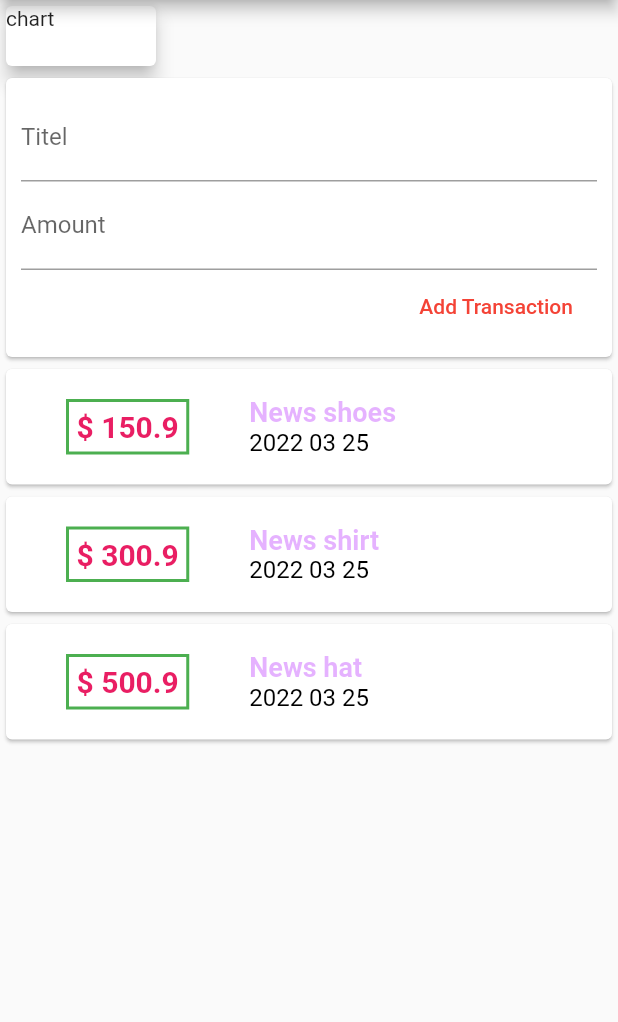
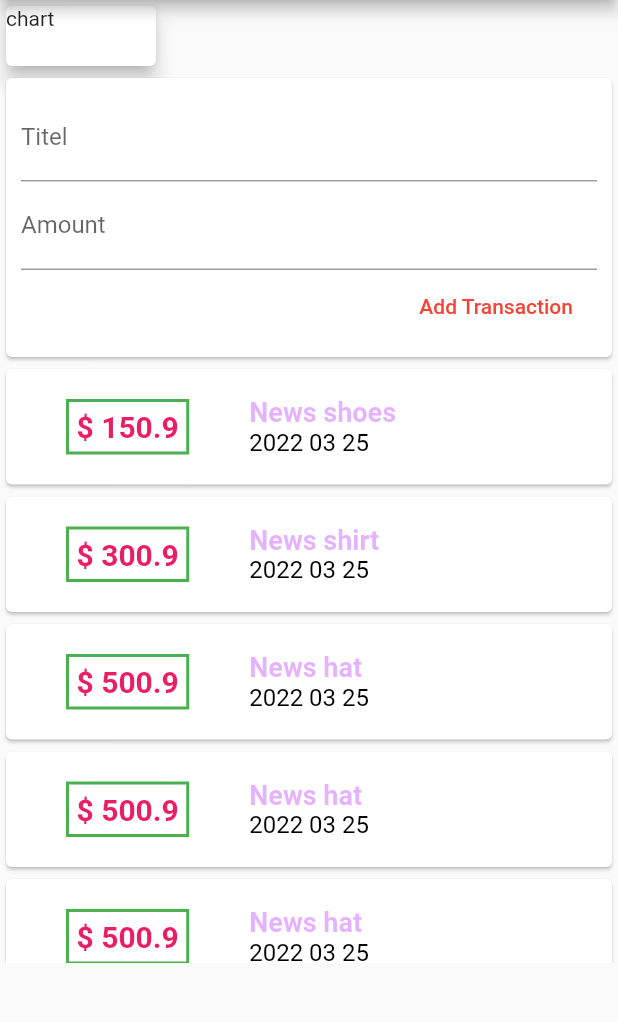
Before and after one commit to nga-kezzy/Flutter, a Flutter app: the screen it shows after launch, on a phone screen of 412 x 824 dp, the part 84-1106 px from its top. Run offline on Flutter 3.47's test engine with Material 2 defaults, Android fonts, the phone set to English and light mode, and no system bars; our stand-ins replace sqflite; accounts and stored records are empty.

Commit message:
listview flutter

```diff
--- a/work_project/lib/widgets/transaction_list.dart
+++ b/work_project/lib/widgets/transaction_list.dart
@@ -9,8 +9,10 @@ class TransactionList extends StatelessWidget {
 
   @override
   Widget build(BuildContext context) {
-    return Column(
-      children: transactions.map((tx) {
+    return Container(
+      height: 400,
+      child: ListView.builder(
+        itemBuilder: (ctx, index) {
           return Card(
             child: Row(
               children: [
@@ -22,7 +24,7 @@ class TransactionList extends StatelessWidget {
                   ),
                   padding: EdgeInsets.all(5),
                   child: Text(
-                  '\$ ${tx.amount}',
+                    '\$ ${transactions[index].amount}',
                     style: const TextStyle(
                         fontWeight: FontWeight.bold,
                         fontSize: 20,
@@ -33,7 +35,7 @@ class TransactionList extends StatelessWidget {
                   crossAxisAlignment: CrossAxisAlignment.start,
                   children: [
                     Text(
-                    tx.title.toString(),
+                      transactions[index].title.toString(),
                       style: const TextStyle(
                         fontWeight: FontWeight.bold,
                         fontSize: 18,
@@ -41,7 +43,7 @@ class TransactionList extends StatelessWidget {
                       ),
                     ),
                     Text(
-                    DateFormat('yyyy MM dd').format(tx.date),
+                      DateFormat('yyyy MM dd').format(transactions[index].date),
                       style: const TextStyle(
                         fontSize: 16,
                         color: Colors.black,
@@ -52,7 +54,9 @@ class TransactionList extends StatelessWidget {
               ],
             ),
           );
-      }).toList(),
+        },
+        itemCount: transactions.length,
+      ),
     );
   }
 }
--- a/work_project/lib/widgets/user_transaction.dart
+++ b/work_project/lib/widgets/user_transaction.dart
@@ -23,6 +23,54 @@ class _UserTransactionsState extends State<UserTransactions> {
       id: 'x2',
       title: 'News shirt',
       amount: 300.9,
+      date: DateTime.now(),
+    ),
+    Transaction(
+      id: 'x3',
+      title: 'News hat',
+      amount: 500.9,
+      date: DateTime.now(),
+    ),
+    Transaction(
+      id: 'x3',
+      title: 'News hat',
+      amount: 500.9,
+      date: DateTime.now(),
+    ),
+    Transaction(
+      id: 'x3',
+      title: 'News hat',
+      amount: 500.9,
+      date: DateTime.now(),
+    ),
+    Transaction(
+      id: 'x3',
+      title: 'News hat',
+      amount: 500.9,
+      date: DateTime.now(),
+    ),
+    Transaction(
+      id: 'x3',
+      title: 'News hat',
+      amount: 500.9,
+      date: DateTime.now(),
+    ),
+    Transaction(
+      id: 'x3',
+      title: 'News hat',
+      amount: 500.9,
+      date: DateTime.now(),
+    ),
+    Transaction(
+      id: 'x3',
+      title: 'News hat',
+      amount: 500.9,
+      date: DateTime.now(),
+    ),
+    Transaction(
+      id: 'x3',
+      title: 'News hat',
+      amount: 500.9,
       date: DateTime.now(),
     ),
     Transaction(
```
Lines whose indentation alone changed are shown as unchanged.
